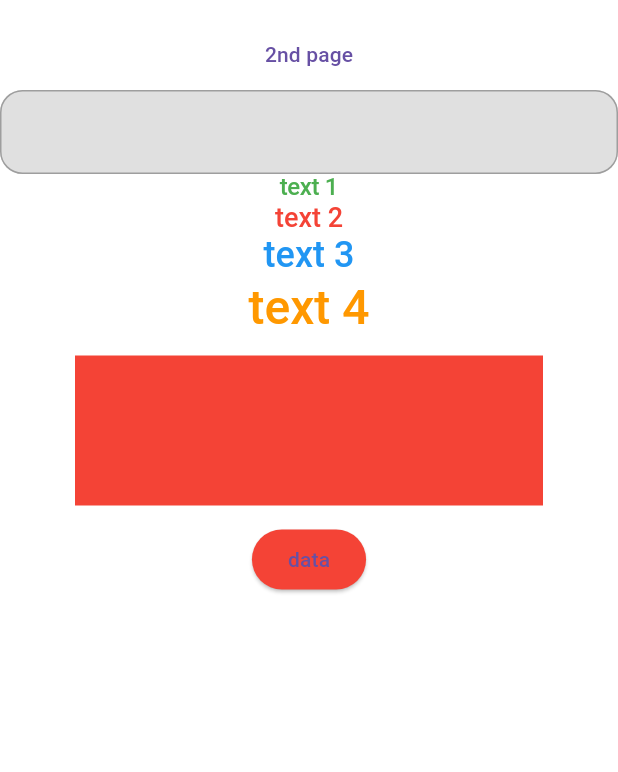
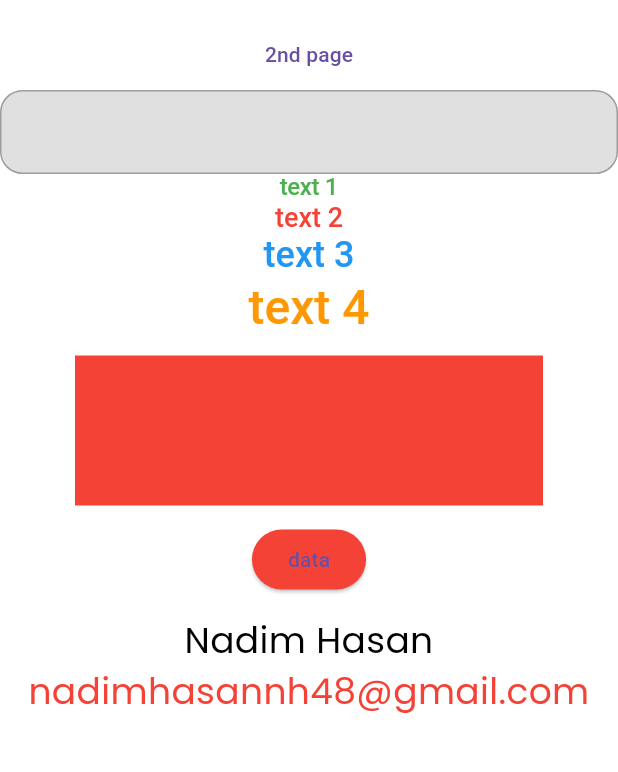
Before and after one commit to Nadimpg/theme_practice, a Flutter app: the screen it shows after launch, on a phone screen of 412 x 824 dp, the part 150-922 px from its top. Run offline on Flutter 3.47's test engine with Material 3 defaults, Android fonts, the light colour scheme and no system bars; our stand-ins replace flutter_screenutil, get, google_fonts, shared_preferences.

Commit message:
some changes

```diff
--- a/lib/controller/controller.dart
+++ b/lib/controller/controller.dart
@@ -50,9 +50,10 @@ class ThemeController extends GetxController {
   var isDark = false.obs;
 
   ThemeData get darkTheme => ThemeData(
+    hintColor: Colors.white,
     scaffoldBackgroundColor: Colors.black54,
-    cardColor: Colors.greenAccent,
-    primaryColor: Colors.black12,
+    cardColor: Colors.blue,
+    primaryColor: Colors.orange,
     brightness: Brightness.dark,
     primaryColorDark: Colors.black12,
     appBarTheme: const AppBarTheme(
@@ -74,7 +75,7 @@ class ThemeController extends GetxController {
         fillColor: Colors.white,
         hintStyle: TextStyle(color:Colors.white,fontSize:16),
         isDense: true,
-        contentPadding:EdgeInsets.symmetric(
+        contentPadding:const EdgeInsets.symmetric(
             horizontal:12,
             vertical: 16
         ),
@@ -95,9 +96,10 @@ class ThemeController extends GetxController {
   );
 
   ThemeData get lightTheme => ThemeData(
+    hintColor: Colors.black,
     scaffoldBackgroundColor: Colors.white,
     cardColor: Colors.red,
-    primaryColor: Colors.white,
+    primaryColor: Colors.greenAccent,
     brightness: Brightness.light,
     primaryColorDark: Colors.white,
     appBarTheme: const AppBarTheme(
--- a/lib/view/home.dart
+++ b/lib/view/home.dart
@@ -2,6 +2,7 @@
 import 'package:flutter/material.dart';
 import 'package:get/get.dart';
 import 'package:theme_practice/view/second_page.dart';
+import 'package:theme_practice/view/widgets/custom_text.dart';
 
 
 import '../controller/controller.dart';
@@ -59,7 +60,12 @@ class HomeScreen extends StatelessWidget {
               color: Theme.of(context).cardColor,
             ),
             SizedBox(height: 12,),
-            ElevatedButton(onPressed: (){}, child: Text('data'),style: ElevatedButton.styleFrom(backgroundColor: Theme.of(context).cardColor),)
+            ElevatedButton(onPressed: (){}, child: Text('data'),style: ElevatedButton.styleFrom(backgroundColor: Theme.of(context).cardColor),),
+            SizedBox(height: 12,),
+
+            CustomText(text: 'Nadim Hasan',color: Theme.of(context).hintColor,fontSize: 24,),
+            CustomText(text: 'nadimhasannh48@gmail.com',color: Theme.of(context).cardColor,fontSize: 24,),
+
           ],
         );
       }),
--- /dev/null
+++ b/lib/view/widgets/custom_text.dart
@@ -0,0 +1,56 @@
+import 'package:flutter/material.dart';
+import 'package:flutter_screenutil/flutter_screenutil.dart';
+import 'package:google_fonts/google_fonts.dart';
+
+class CustomText extends StatelessWidget {
+  CustomText({
+    super.key,
+    this.maxLines,
+    this.textAlign = TextAlign.center,
+    this.left = 0,
+    this.right = 0,
+    this.top = 0,
+    this.bottom = 0,
+    this.fontSize = 14,
+    this.fontWeight = FontWeight.w400,
+    this.color,
+    required this.text,
+    this.overflow = TextOverflow.ellipsis,
+    this.decoration,
+    this.textDecorationColor = Colors.transparent,
+  });
+
+  final double left;
+  final double right;
+  final double top;
+  final double bottom;
+  final double fontSize;
+  final FontWeight fontWeight;
+  final Color? color;
+  final Color textDecorationColor;
+  final String text;
+  final TextAlign textAlign;
+  final int? maxLines;
+  final TextOverflow overflow;
+  final TextDecoration? decoration;
+
+  @override
+  Widget build(BuildContext context) {
+    return Padding(
+      padding: EdgeInsets.only(left: left, right: right, top: top, bottom: bottom),
+      child: Text(
+        textAlign: textAlign,
+        text,
+        maxLines: maxLines,
+        overflow: overflow,
+        style: GoogleFonts.poppins(
+          fontSize: fontSize,
+          fontWeight: fontWeight,
+          color: color ?? Theme.of(context).hintColor,
+          decoration: decoration,
+          decorationColor: textDecorationColor,
+        ),
+      ),
+    );
+  }
+}
--- a/pubspec.yaml
+++ b/pubspec.yaml
@@ -38,6 +38,7 @@ dependencies:
   shared_preferences: ^2.2.3
   get: ^4.6.6
   flutter_screenutil: ^5.9.3
+  google_fonts: ^6.2.1
 
 dev_dependencies:
   flutter_test:
```
Also changed, not shown: pubspec.lock, 1 other file.
